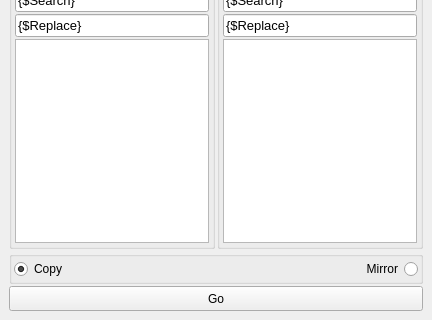
The window that Plugcmds/mirrorDrivenKeys.ui (zclongpop123/RiggingTeamTools) describes before a commit, drawn with Qt 5; both pictures show x 0 to 432 and y 396 to 716 of the 432 by 716 pixel window.
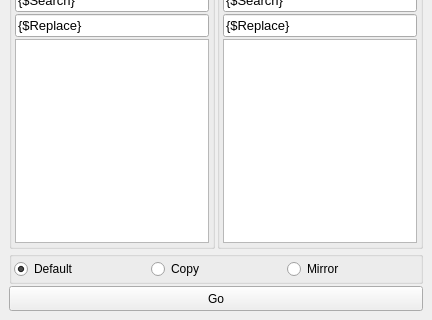
The same window after the commit.

Commit message: add mirror default state, mirror translateX and rotateZ, copy others..

What changed in the file:
```diff
--- a/Plugcmds/mirrorDrivenKeys.ui
+++ b/Plugcmds/mirrorDrivenKeys.ui
@@ -276,20 +276,30 @@
        <property name="margin">
         <number>2</number>
        </property>
+       <item>
+        <widget class="QRadioButton" name="rdn_Default">
+         <property name="text">
+          <string>Default</string>
+         </property>
+         <property name="checked">
+          <bool>true</bool>
+         </property>
+        </widget>
+       </item>
        <item>
         <widget class="QRadioButton" name="rdn_Copy">
          <property name="text">
           <string>Copy</string>
          </property>
          <property name="checked">
-          <bool>true</bool>
+          <bool>false</bool>
          </property>
         </widget>
        </item>
        <item>
         <widget class="QRadioButton" name="rdn_Mirror">
          <property name="layoutDirection">
-          <enum>Qt::RightToLeft</enum>
+          <enum>Qt::LeftToRight</enum>
          </property>
          <property name="text">
           <string>Mirror</string>
```
Left out of the diff: 6 changed lines with no effect on the pictures. The commit also changes 1 other file.
